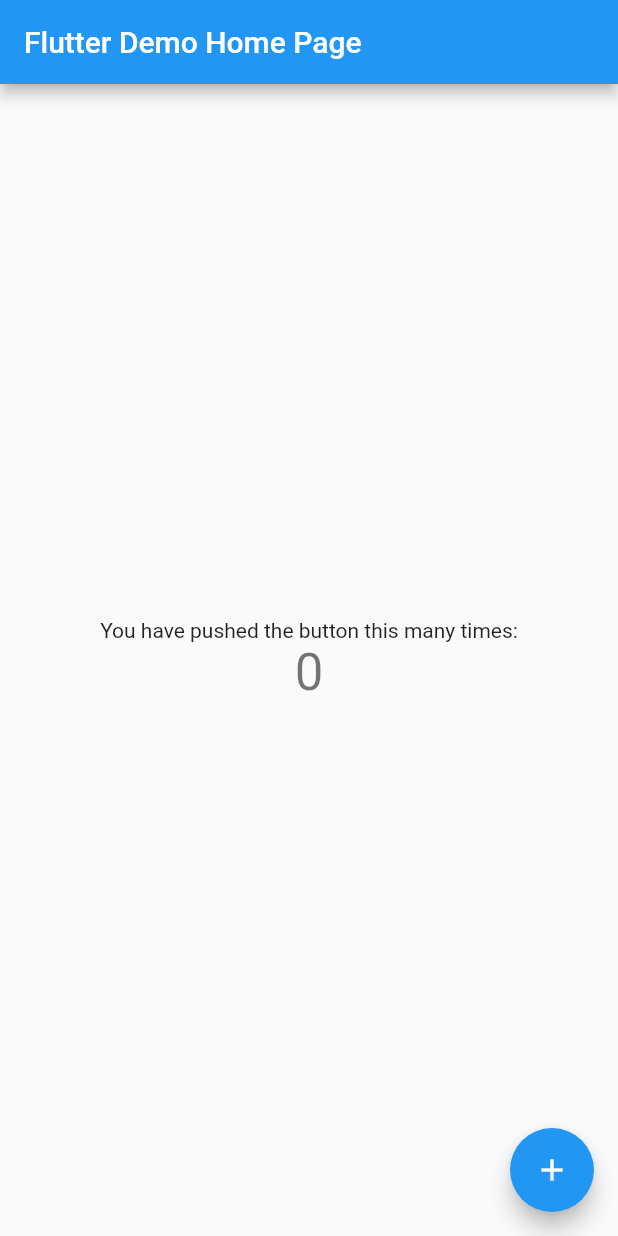
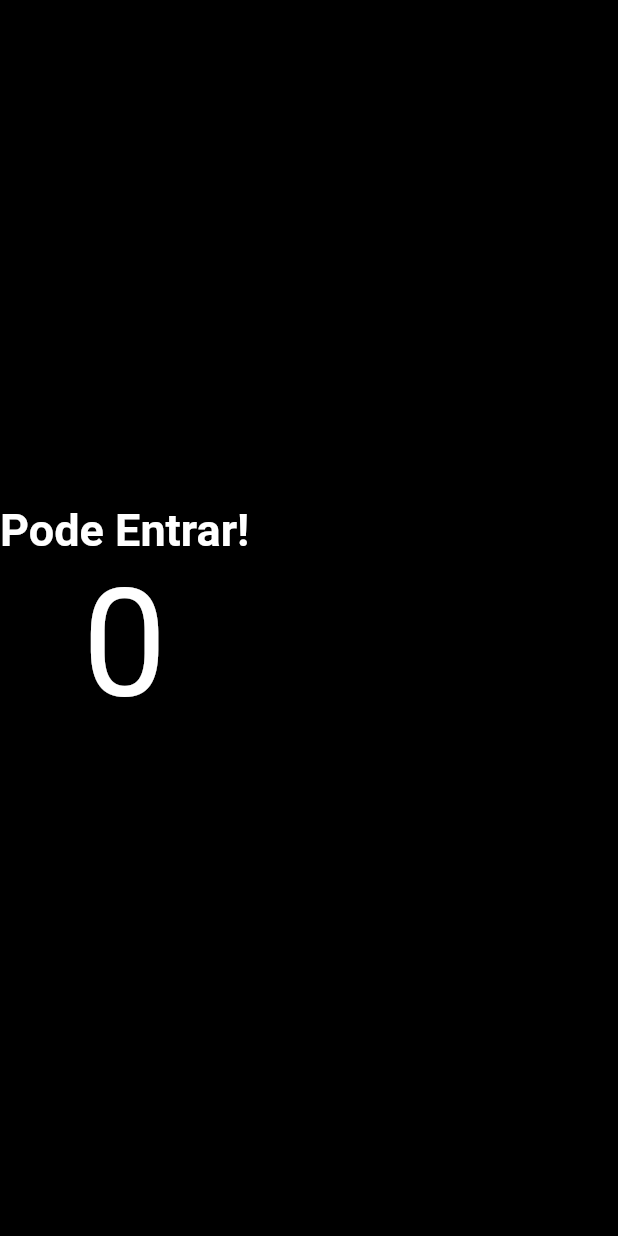
Before and after one commit to Willian000067/Contadordepessoas, a Flutter app: the screen it shows after launch, on a phone screen of 412 x 824 dp. Run offline on Flutter 3.47's test engine with Material 2 defaults, Android fonts, the phone set to English and light mode, and no system bars.

Commit message:
Coluna_e_textos

```diff
--- a/flutter_application_1/lib/main.dart
+++ b/flutter_application_1/lib/main.dart
@@ -7,109 +7,41 @@ void main() {
 class MyApp extends StatelessWidget {
   const MyApp({Key? key}) : super(key: key);
 
-  // This widget is the root of your application.
   @override
   Widget build(BuildContext context) {
-    return MaterialApp(
-      title: 'Flutter Demo',
-      theme: ThemeData(
-        // This is the theme of your application.
-        //
-        // Try running your application with "flutter run". You'll see the
-        // application has a blue toolbar. Then, without quitting the app, try
-        // changing the primarySwatch below to Colors.green and then invoke
-        // "hot reload" (press "r" in the console where you ran "flutter run",
-        // or simply save your changes to "hot reload" in a Flutter IDE).
-        // Notice that the counter didn't reset back to zero; the application
-        // is not restarted.
-        primarySwatch: Colors.blue,
-      ),
-      home: const MyHomePage(title: 'Flutter Demo Home Page'),
+    return const MaterialApp(
+      home: HomePage(),
     );
   }
 }
 
-class MyHomePage extends StatefulWidget {
-  const MyHomePage({Key? key, required this.title}) : super(key: key);
-
-  // This widget is the home page of your application. It is stateful, meaning
-  // that it has a State object (defined below) that contains fields that affect
-  // how it looks.
-
-  // This class is the configuration for the state. It holds the values (in this
-  // case the title) provided by the parent (in this case the App widget) and
-  // used by the build method of the State. Fields in a Widget subclass are
-  // always marked "final".
-
-  final String title;
-
-  @override
-  State<MyHomePage> createState() => _MyHomePageState();
-}
-
-class _MyHomePageState extends State<MyHomePage> {
-  int _counter = 0;
-
-  void _incrementCounter() {
-    setState(() {
-      // This call to setState tells the Flutter framework that something has
-      // changed in this State, which causes it to rerun the build method below
-      // so that the display can reflect the updated values. If we changed
-      // _counter without calling setState(), then the build method would not be
-      // called again, and so nothing would appear to happen.
-      _counter++;
-    });
-  }
+class HomePage extends StatelessWidget {
+  const HomePage({Key? key}) : super(key: key);
 
   @override
   Widget build(BuildContext context) {
-    // This method is rerun every time setState is called, for instance as done
-    // by the _incrementCounter method above.
-    //
-    // The Flutter framework has been optimized to make rerunning build methods
-    // fast, so that you can just rebuild anything that needs updating rather
-    // than having to individually change instances of widgets.
     return Scaffold(
-      appBar: AppBar(
-        // Here we take the value from the MyHomePage object that was created by
-        // the App.build method, and use it to set our appbar title.
-        title: Text(widget.title),
+      backgroundColor: Colors.black,
+      body: Column(
+        mainAxisAlignment: MainAxisAlignment.center,
+        children: const [
+          Text(
+            'Pode Entrar!',
+            style: TextStyle(
+              fontSize: 30,
+              color: Colors.white,
+              fontWeight: FontWeight.w700,
+            ),
+          ),
+          Text(
+            '0',
+            style: TextStyle(
+              fontSize: 100,
+              color: Colors.white,
+            ),
+          )
+        ],
       ),
-      body: Center(
-        // Center is a layout widget. It takes a single child and positions it
-        // in the middle of the parent.
-        child: Column(
-          // Column is also a layout widget. It takes a list of children and
-          // arranges them vertically. By default, it sizes itself to fit its
-          // children horizontally, and tries to be as tall as its parent.
-          //
-          // Invoke "debug painting" (press "p" in the console, choose the
-          // "Toggle Debug Paint" action from the Flutter Inspector in Android
-          // Studio, or the "Toggle Debug Paint" command in Visual Studio Code)
-          // to see the wireframe for each widget.
-          //
-          // Column has various properties to control how it sizes itself and
-          // how it positions its children. Here we use mainAxisAlignment to
-          // center the children vertically; the main axis here is the vertical
-          // axis because Columns are vertical (the cross axis would be
-          // horizontal).
-          mainAxisAlignment: MainAxisAlignment.center,
-          children: <Widget>[
-            const Text(
-              'You have pushed the button this many times:',
-            ),
-            Text(
-              '$_counter',
-              style: Theme.of(context).textTheme.headline4,
-            ),
-          ],
-        ),
-      ),
-      floatingActionButton: FloatingActionButton(
-        onPressed: _incrementCounter,
-        tooltip: 'Increment',
-        child: const Icon(Icons.add),
-      ), // This trailing comma makes auto-formatting nicer for build methods.
     );
   }
 }
```
